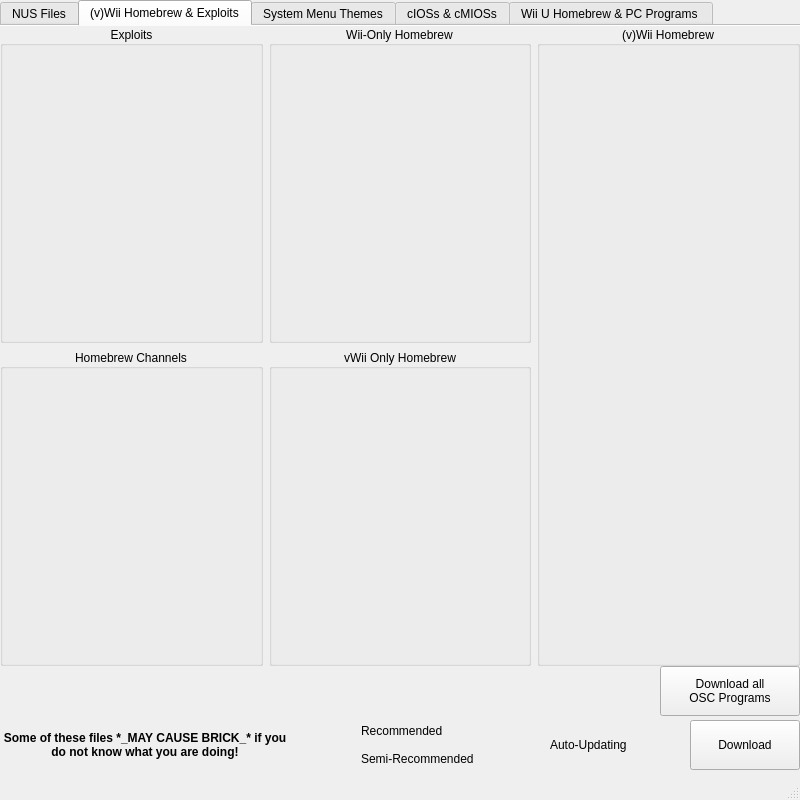
korbosoft/modmiiDownloader, file mainWindow.ui: the form before one commit.
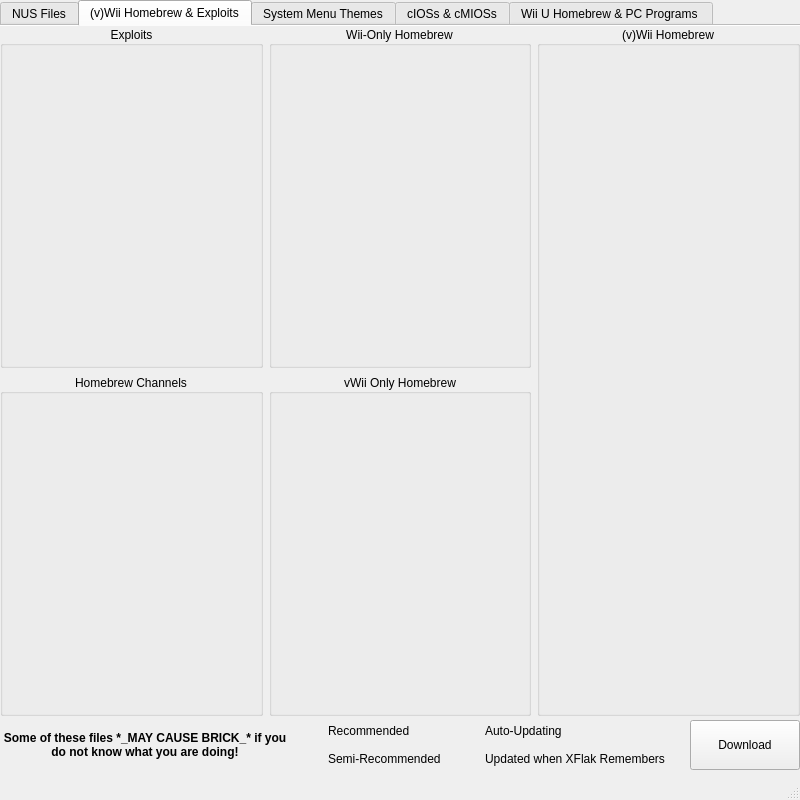
The form after the commit. The open tabs and pages were chosen to show the change. Icons and pictures are not drawn. Custom widgets are drawn as their Qt base class.

```diff
--- a/mainWindow.ui
+++ b/mainWindow.ui
@@ -43,9 +43,6 @@
     <property name="documentMode">
      <bool>true</bool>
     </property>
-    <property name="tabsClosable">
-     <bool>false</bool>
-    </property>
     <widget class="QWidget" name="nus">
      <attribute name="title">
       <string>NUS Files</string>
@@ -169,13 +166,13 @@
      <attribute name="title">
       <string>(v)Wii Homebrew &amp;&amp; Exploits</string>
      </attribute>
-     <widget class="QWidget" name="gridLayoutWidget_2">
+     <widget class="QWidget" name="wiiLayout">
       <property name="geometry">
        <rect>
         <x>0</x>
         <y>0</y>
         <width>800</width>
-        <height>640</height>
+        <height>690</height>
        </rect>
       </property>
       <layout class="QGridLayout" name="wiiLayout">
@@ -261,33 +258,6 @@
        </item>
       </layout>
      </widget>
-     <widget class="QPushButton" name="oscDownload">
-      <property name="geometry">
-       <rect>
-        <x>660</x>
-        <y>640</y>
-        <width>140</width>
-        <height>50</height>
-       </rect>
-      </property>
-      <property name="text">
-       <string>Download all
-OSC Programs</string>
-      </property>
-      <property name="icon">
-       <iconset resource="resource.qrc">
-        <normaloff>:/base/svg_update</normaloff>:/base/svg_update</iconset>
-      </property>
-      <property name="iconSize">
-       <size>
-        <width>24</width>
-        <height>24</height>
-       </size>
-      </property>
-      <property name="checkable">
-       <bool>true</bool>
-      </property>
-     </widget>
     </widget>
     <widget class="QWidget" name="themes">
      <attribute name="title">
@@ -619,19 +589,16 @@
      </size>
     </property>
    </widget>
-   <widget class="QWidget" name="gridLayoutWidget_5">
+   <widget class="QWidget" name="legendLayout">
     <property name="geometry">
      <rect>
       <x>290</x>
       <y>720</y>
-      <width>340</width>
+      <width>400</width>
       <height>50</height>
      </rect>
     </property>
     <layout class="QGridLayout" name="legendLayout">
-     <item row="0" column="4" rowspan="2">
-      <widget class="QLabel" name="legendIcon3"/>
-     </item>
      <item row="0" column="2">
       <widget class="QLabel" name="legendLabel1">
        <property name="text">
@@ -650,28 +617,17 @@
        <property name="sizeType">
         <enum>QSizePolicy::Policy::MinimumExpanding</enum>
        </property>
+       <property name="sizeHint" stdset="0">
+        <size>
+         <width>0</width>
+         <height>0</height>
+        </size>
+       </property>
       </spacer>
      </item>
      <item row="1" column="1">
       <widget class="QLabel" name="legendIcon2"/>
      </item>
-     <item row="0" column="5" rowspan="2">
-      <widget class="QLabel" name="legendLabel3">
-       <property name="text">
-        <string>Auto-Updating</string>
-       </property>
-      </widget>
-     </item>
-     <item row="0" column="6" rowspan="2">
-      <spacer name="legendSpacer6">
-       <property name="orientation">
-        <enum>Qt::Orientation::Horizontal</enum>
-       </property>
-       <property name="sizeType">
-        <enum>QSizePolicy::Policy::MinimumExpanding</enum>
-       </property>
-      </spacer>
-     </item>
      <item row="1" column="2">
       <widget class="QLabel" name="legendLabel2">
        <property name="text">
@@ -687,6 +643,48 @@
        <property name="sizeType">
         <enum>QSizePolicy::Policy::MinimumExpanding</enum>
        </property>
+       <property name="sizeHint" stdset="0">
+        <size>
+         <width>0</width>
+         <height>0</height>
+        </size>
+       </property>
+      </spacer>
+     </item>
+     <item row="0" column="5">
+      <widget class="QLabel" name="legendLabel3">
+       <property name="text">
+        <string>Auto-Updating</string>
+       </property>
+      </widget>
+     </item>
+     <item row="0" column="4">
+      <widget class="QLabel" name="legendIcon3"/>
+     </item>
+     <item row="1" column="4">
+      <widget class="QLabel" name="legendIcon4"/>
+     </item>
+     <item row="1" column="5">
+      <widget class="QLabel" name="legendLabel4">
+       <property name="text">
+        <string>Updated when XFlak Remembers</string>
+       </property>
+      </widget>
+     </item>
+     <item row="0" column="6" rowspan="2">
+      <spacer name="legendSpacer6">
+       <property name="orientation">
+        <enum>Qt::Orientation::Horizontal</enum>
+       </property>
+       <property name="sizeType">
+        <enum>QSizePolicy::Policy::MinimumExpanding</enum>
+       </property>
+       <property name="sizeHint" stdset="0">
+        <size>
+         <width>0</width>
+         <height>0</height>
+        </size>
+       </property>
       </spacer>
      </item>
     </layout>
@@ -710,7 +708,13 @@
   <customwidget>
    <class>DownloadListSection</class>
    <extends>QGroupBox</extends>
-   <header>DownloadWidgets</header>
+   <header>downloadWidgets</header>
+   <container>1</container>
+  </customwidget>
+  <customwidget>
+   <class>ThemeGrid</class>
+   <extends>QWidget</extends>
+   <header>ThemeGrid</header>
    <container>1</container>
   </customwidget>
  </customwidgets>
```
Left out of the diff: 219 changed lines with no effect on the pictures.
